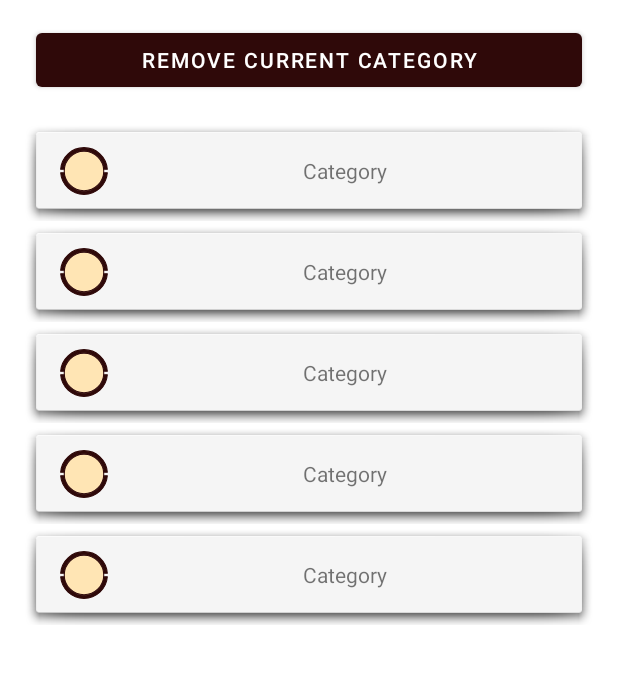
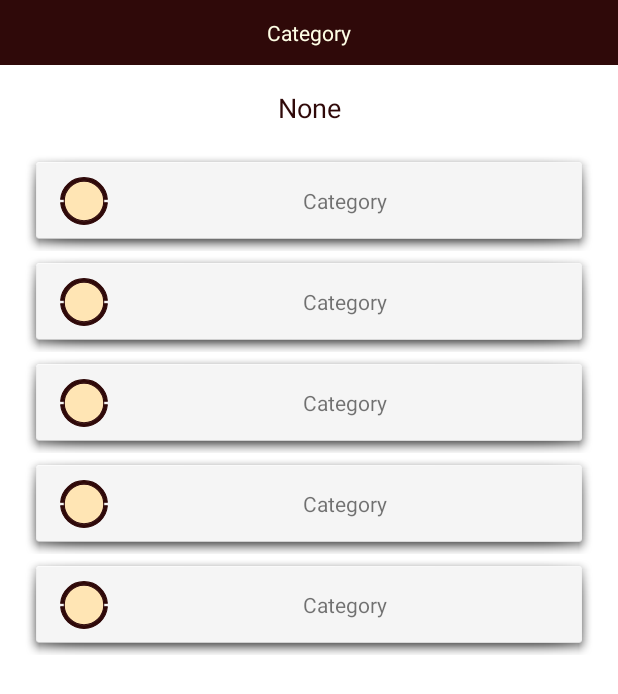
Before and after one commit to dnloop/NoteApp, an Android app: the layout dialog_category_list.xml on its own in the app's theme, with its tools: preview values and no code run, on a phone screen of 412 x 824 dp. Shown: the top 694 px of the screen. Run offline under Robolectric (Android 15) with nearby library versions, the phone set to English and light mode, and no system bars.

Commit message:
Modified Category Selector.

```diff
--- a/app/src/main/res/layout/dialog_category_list.xml
+++ b/app/src/main/res/layout/dialog_category_list.xml
@@ -5,19 +5,37 @@
     android:layout_width="match_parent"
     android:layout_height="wrap_content">
 
-    <Button
-        android:id="@+id/btn_remove"
+    <TextView
+        android:id="@+id/category_header"
+        android:layout_width="match_parent"
+        android:layout_height="wrap_content"
+        android:layout_marginBottom="8dp"
+        android:background="@color/primaryColor"
+        android:padding="12dp"
+        android:text="@string/category_selected"
+        android:textAlignment="center"
+        android:textColor="@color/secondaryLightColor"
+        app:layout_constraintBottom_toTopOf="@+id/selected_category"
+        app:layout_constraintEnd_toEndOf="parent"
+        app:layout_constraintStart_toStartOf="parent"
+        app:layout_constraintTop_toTopOf="parent" />
+
+    <TextView
+        android:id="@+id/selected_category"
         android:layout_width="0dp"
-        android:layout_height="48dp"
-        android:layout_marginStart="24dp"
-        android:layout_marginTop="16dp"
-        android:layout_marginEnd="24dp"
+        android:layout_height="wrap_content"
+        android:layout_marginStart="16dp"
+        android:layout_marginTop="8dp"
+        android:layout_marginEnd="16dp"
         android:layout_marginBottom="8dp"
-        android:text="@string/btn_remove_category"
+        android:text="@string/none"
+        android:textAlignment="center"
+        android:textColor="@color/primaryColor"
+        android:textSize="18sp"
         app:layout_constraintBottom_toTopOf="@+id/category_simple_list"
         app:layout_constraintEnd_toEndOf="parent"
         app:layout_constraintStart_toStartOf="parent"
-        app:layout_constraintTop_toTopOf="parent" />
+        app:layout_constraintTop_toBottomOf="@+id/category_header" />
 
     <androidx.recyclerview.widget.RecyclerView
         android:id="@+id/category_simple_list"
@@ -30,7 +48,7 @@
         app:layout_constraintBottom_toBottomOf="parent"
         app:layout_constraintEnd_toEndOf="parent"
         app:layout_constraintStart_toStartOf="parent"
-        app:layout_constraintTop_toBottomOf="@+id/btn_remove"
+        app:layout_constraintTop_toBottomOf="@+id/selected_category"
         tools:itemCount="5"
         tools:listitem="@layout/list_item_category_simple" />
 </androidx.constraintlayout.widget.ConstraintLayout>
--- a/app/src/main/res/values/strings.xml
+++ b/app/src/main/res/values/strings.xml
@@ -47,4 +47,6 @@
     <string name="edit_category">Edit Category</string>
     <string name="text_name">Name</string>
     <string name="btn_remove_category">Remove current category</string>
+    <string name="none">None</string>
+    <string name="category_selected">Category</string>
 </resources>
```
Also changed, not shown: 1 other file.
